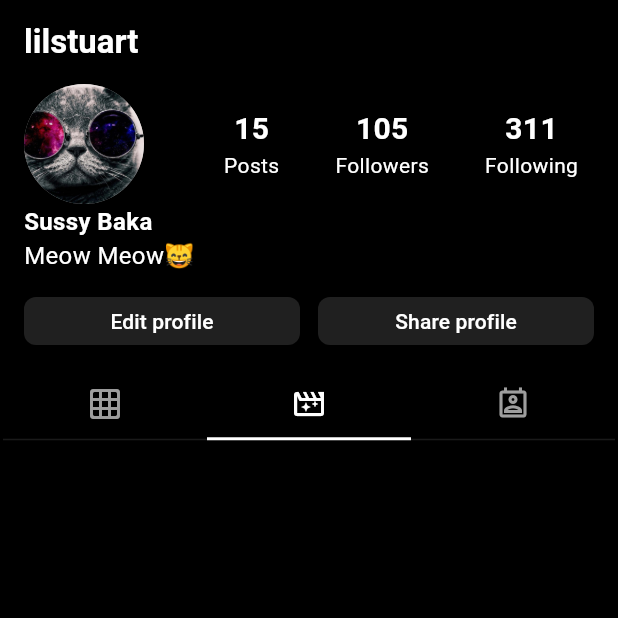
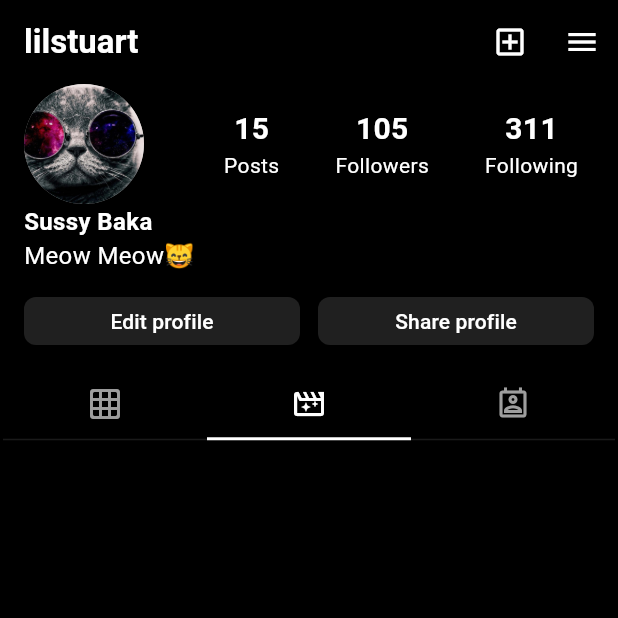
Before and after one commit to zordicharsh/socialMedia, a Flutter app: the screen it shows after launch, tab 2 chosen, on a phone screen of 412 x 824 dp, the top half of it. Run offline on Flutter 3.47's test engine with Material 3 defaults, Android fonts, the phone set to English and light mode, and no system bars; our stand-ins replace firebase_core, flutter_bloc; missing offline and left inert: zoom_pinch_overlay; accounts and stored records are empty; network calls fail.

Commit message:
Refined the ui for profile page.

```diff
--- a/lib/screens/profile/ui/profile.dart
+++ b/lib/screens/profile/ui/profile.dart
@@ -1,8 +1,8 @@
 import 'package:flutter/material.dart';
-import 'package:socialmedia/screens/profile/ui/widgets/profile_header.dart';
 import 'package:socialmedia/screens/profile/ui/profile_page_tabs/post_gallery_tab.dart';
 import 'package:socialmedia/screens/profile/ui/profile_page_tabs/reels_tab.dart';
 import 'package:socialmedia/screens/profile/ui/profile_page_tabs/tags_tab.dart';
+import 'package:socialmedia/screens/profile/ui/widgets/profile_header.dart';
 
 class ProfilePage extends StatefulWidget {
   const ProfilePage({super.key});
@@ -22,22 +22,29 @@ class _ProfilePageState extends State<ProfilePage> {
     "https://encrypted-tbn0.gstatic.com/images?q=tbn:ANd9GcQ9dUYzr3f1ACgjAFMqT4OL3an2E1z2LTtyfxwr2FXiJw&s",
     "https://steamuserimages-a.akamaihd.net/ugc/1644340994747007967/853B20CD7694F5CF40E83AAC670572A3FE1E3D35/?imw=512&&ima=fit&impolicy=Letterbox&imcolor=%23000000&letterbox=false",
     "https://encrypted-tbn0.gstatic.com/images?q=tbn:ANd9GcRpYTOlv2wcTRyNd1Ebq0C24UoX8ysKqCK94E0oxAaC2h53Jz4_4kQfV0IxUrRYx6QtN5o&usqp=CAU",
-    "https://media.istockphoto.com/id/1281804798/photo/very-closeup-view-of-amazing-domestic-pet-in-mirror-round-fashion-sunglasses-is-isolated-on.jpg?s=612x612&w=0&k=20&c=oMoz9rUr-rDhMGNmEepCkr7F1g3AXs9416hvVnT_4CI=",
-    "https://t4.ftcdn.net/jpg/05/72/79/19/360_F_572791996_K9b6rBflENxOXgome76NzXyDq2zmIC9Y.jpg",
-    "https://storage.googleapis.com/pod_public/1300/150704.jpg",
-    "https://wallpapers.com/images/featured/cool-cat-1bdkaxbrpo86pxd3.jpg",
-    "https://cdn1.vectorstock.com/i/1000x1000/16/60/colorful-cool-cat-sitting-and-looking-vector-23271660.jpg",
-    "https://encrypted-tbn0.gstatic.com/images?q=tbn:ANd9GcQ9dUYzr3f1ACgjAFMqT4OL3an2E1z2LTtyfxwr2FXiJw&s",
-    "https://steamuserimages-a.akamaihd.net/ugc/1644340994747007967/853B20CD7694F5CF40E83AAC670572A3FE1E3D35/?imw=512&&ima=fit&impolicy=Letterbox&imcolor=%23000000&letterbox=false",
   ];
+
   @override
   Widget build(BuildContext context) {
-    return DefaultTabController(
-      length: 3,
-      animationDuration: const Duration(milliseconds: 800),
-      child: Scaffold(
+    return Scaffold(
       backgroundColor: Colors.black,
       appBar: AppBar(
+        actions: [
+          IconButton(
+            icon: const Icon(
+              Icons.add_box_outlined,
+              color: Colors.white,
+            ),
+            onPressed: () {},
+          ),
+          IconButton(
+            icon: const Icon(
+              Icons.menu,
+              color: Colors.white,
+            ),
+            onPressed: () {},
+          )
+        ],
         leading: ModalRoute.of(context)?.canPop == true
             ? IconButton(
                 onPressed: Navigator.of(context).pop,
@@ -50,16 +57,31 @@ class _ProfilePageState extends State<ProfilePage> {
         ),
         centerTitle: false,
       ),
+      body: DefaultTabController(
+        length: 3,
+        animationDuration: const Duration(milliseconds: 800),
+        child: NestedScrollView(
+          headerSliverBuilder: (context, _) {
+            return [
+              SliverList(
+                delegate: SliverChildListDelegate(
+                  [
+                    const ProfileHeader(),
+                  ],
+                ),
+              ),
+            ];
+          },
           body: Column(
             mainAxisSize: MainAxisSize.min,
             crossAxisAlignment: CrossAxisAlignment.start,
             children: [
-            const ProfileHeader(),
               const SizedBox(
                 height: 16,
               ),
               Padding(
-              padding: const EdgeInsets.symmetric(vertical: 0.0, horizontal: 2),
+                padding:
+                    const EdgeInsets.symmetric(vertical: 0.0, horizontal: 2),
                 child: TabBar(
                     physics: const BouncingScrollPhysics(),
                     dividerColor: Colors.white.withOpacity(0.1),
@@ -111,8 +133,7 @@ class _ProfilePageState extends State<ProfilePage> {
             ],
           ),
         ),
+      ),
     );
   }
-
-
 }
```
Also changed, not shown: lib/screens/profile/ui/profile_page_tabs/post_gallery_tab.dart (+9 -2 lines), lib/screens/profile/ui/widgets/post_card.dart (+6 -6 lines), lib/screens/profile/ui/widgets/profile_header.dart (+7 -8 lines). Lines whose indentation alone changed are shown as unchanged.
